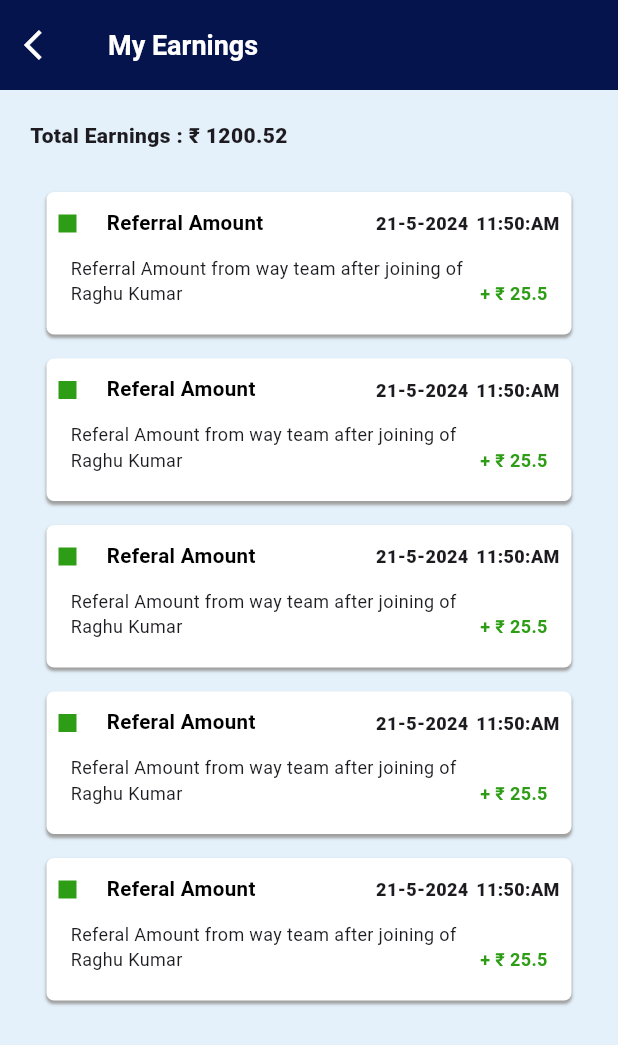
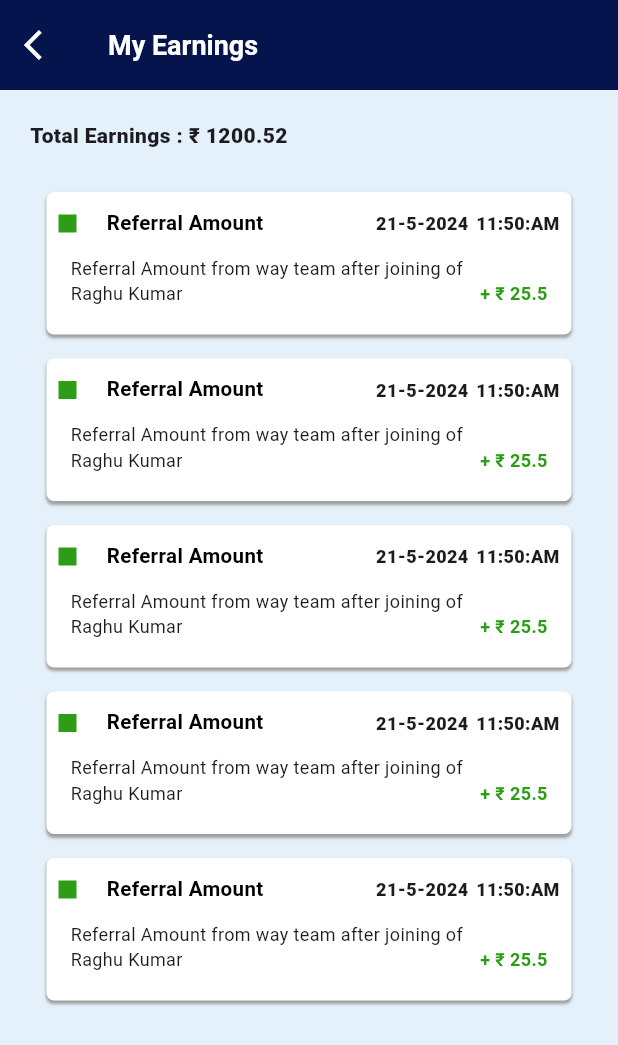
Before and after one commit to AthiraaAthi/project_way, a Flutter app: the EarningsScreen screen opened directly, on a phone screen of 412 x 824 dp. Shown: the top 1045 px of the screen. Run offline on Flutter 3.47's test engine with Material 3 defaults, Android fonts, the phone set to English and light mode, and no system bars; our stand-ins replace carousel_slider, easy_localization, fl_chart, flutter_toggle_tab, pinput, table_calendar and 1 more.

Commit message:
applied lang change for drodowns and completed earnings screen as well.....

```diff
--- a/lib/view/earnings_screen/earnings_screen.dart
+++ b/lib/view/earnings_screen/earnings_screen.dart
@@ -70,42 +70,38 @@ class EarningsScreen extends StatelessWidget {
                   amountColor: ColorConstant.defGreen,
                 ),
                 EarningsWidget(
-                  date: "21-5-2024",
-                  title: "Referal Amount",
-                  Time: "11:50:AM",
-                  subtitle:
-                      "Referal Amount from way team after joining of Raghu Kumar",
-                  amount: "+ ₹ 25.5",
+                  date: "earningsScreen.earnings_Date".tr(),
+                  title: "earningsScreen.earnings_title".tr(),
+                  Time: "earningsScreen.earnings_time".tr(),
+                  subtitle: "earningsScreen.earnings_subtitle".tr(),
+                  amount: "earningsScreen.earnings_amount".tr(),
                   color: ColorConstant.defGreen,
                   amountColor: ColorConstant.defGreen,
                 ),
                 EarningsWidget(
-                  date: "21-5-2024",
-                  title: "Referal Amount",
-                  Time: "11:50:AM",
-                  subtitle:
-                      "Referal Amount from way team after joining of Raghu Kumar",
-                  amount: "+ ₹ 25.5",
+                  date: "earningsScreen.earnings_Date".tr(),
+                  title: "earningsScreen.earnings_title".tr(),
+                  Time: "earningsScreen.earnings_time".tr(),
+                  subtitle: "earningsScreen.earnings_subtitle".tr(),
+                  amount: "earningsScreen.earnings_amount".tr(),
                   color: ColorConstant.defGreen,
                   amountColor: ColorConstant.defGreen,
                 ),
                 EarningsWidget(
-                  date: "21-5-2024",
-                  title: "Referal Amount",
-                  Time: "11:50:AM",
-                  subtitle:
-                      "Referal Amount from way team after joining of Raghu Kumar",
-                  amount: "+ ₹ 25.5",
+                  date: "earningsScreen.earnings_Date".tr(),
+                  title: "earningsScreen.earnings_title".tr(),
+                  Time: "earningsScreen.earnings_time".tr(),
+                  subtitle: "earningsScreen.earnings_subtitle".tr(),
+                  amount: "earningsScreen.earnings_amount".tr(),
                   color: ColorConstant.defGreen,
                   amountColor: ColorConstant.defGreen,
                 ),
                 EarningsWidget(
-                  date: "21-5-2024",
-                  title: "Referal Amount",
-                  Time: "11:50:AM",
-                  subtitle:
-                      "Referal Amount from way team after joining of Raghu Kumar",
-                  amount: "+ ₹ 25.5",
+                  date: "earningsScreen.earnings_Date".tr(),
+                  title: "earningsScreen.earnings_title".tr(),
+                  Time: "earningsScreen.earnings_time".tr(),
+                  subtitle: "earningsScreen.earnings_subtitle".tr(),
+                  amount: "earningsScreen.earnings_amount".tr(),
                   color: ColorConstant.defGreen,
                   amountColor: ColorConstant.defGreen,
                 ),
```
